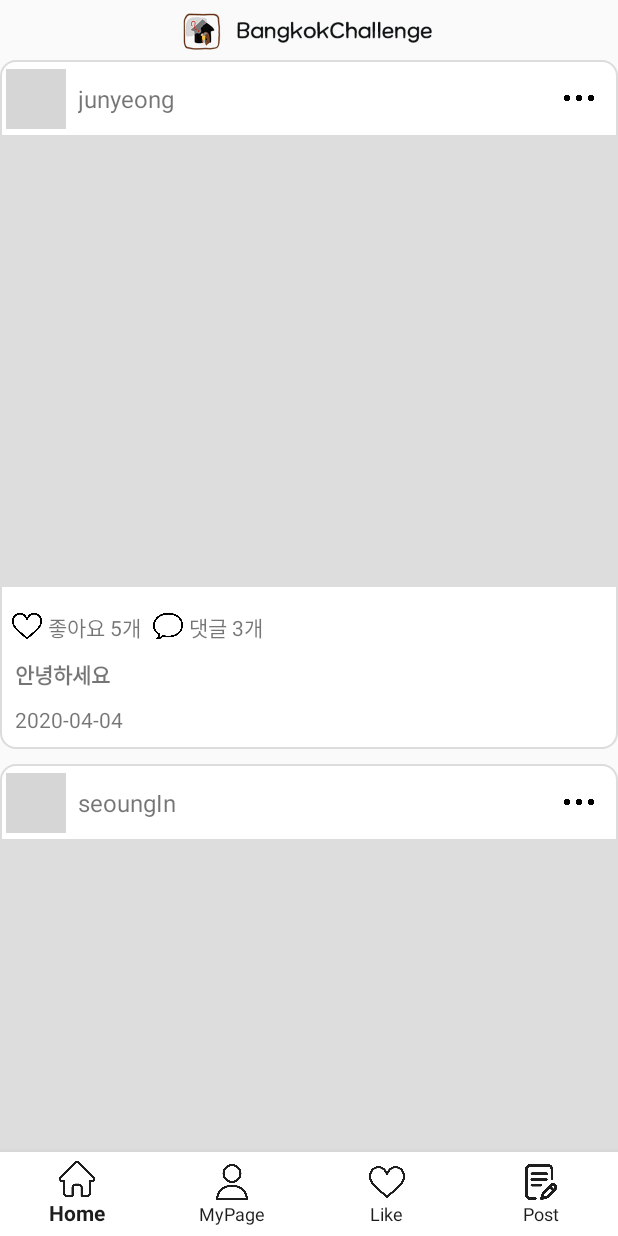
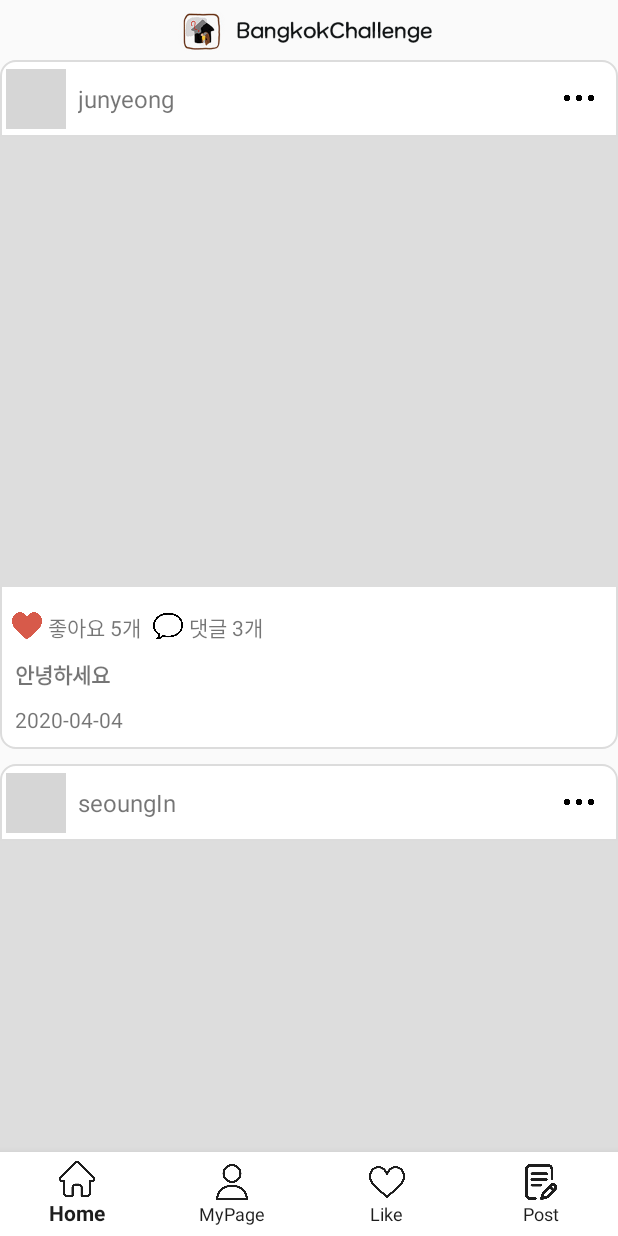
Before and after one commit to leesoongin/BangkokChallenge, an Android app: the TimelineFragment screen opened directly, with no data from a screen before it, after a tap on an icon or button, on a phone screen of 412 x 824 dp. Run offline under Robolectric (Android 15) with nearby library versions, the phone set to English and light mode, and no system bars; grey boxes are pictures that could not be loaded.

Commit message:
timeline item listener 추가

```diff
--- a/app/src/main/java/com/example/bangkokchallenge/data/remote/ApiClient.kt
+++ b/app/src/main/java/com/example/bangkokchallenge/data/remote/ApiClient.kt
@@ -9,7 +9,7 @@ import retrofit2.converter.gson.GsonConverterFactory
 
 class ApiClient {
     companion object {
-        const val BASE_URL = "" // 서버 Url
+        const val BASE_URL = "http://192.168.0.9:8080" // 서버 Url
         private var retrofit: Retrofit? = null
 
         fun getClient(): Retrofit {
--- a/app/src/main/java/com/example/bangkokchallenge/data/remote/ApiService.kt
+++ b/app/src/main/java/com/example/bangkokchallenge/data/remote/ApiService.kt
@@ -11,12 +11,15 @@ import retrofit2.http.Query
  */
 
 interface ApiService {
+//
+//    @GET("timeline")
+//    fun getTimeLineItems(
+//        @Header("Authorization") token: String,
+//        @Query("offset") offset: Int,
+//        @Query("limit") limit: Int
+//    ): Call<List<TimeLineItem>>
 
-    @GET("timeline")
-    fun getTimeLineItems(
-        @Header("Authorization") token: String,
-        @Query("offset") offset: Int,
-        @Query("limit") limit: Int
-    ): Call<List<TimeLineItem>>
 
+    @GET("post/list")
+    fun getTimeLineItems(): Call<List<TimeLineItem>>
 }
--- a/app/src/main/java/com/example/bangkokchallenge/likepost/LikePostInteractorImpl.kt
+++ b/app/src/main/java/com/example/bangkokchallenge/likepost/LikePostInteractorImpl.kt
@@ -6,9 +6,9 @@ class LikePostInteractorImpl :LikePostContract.LikePostInteractor{
     override fun getLikePostData(onFinishedListener: LikePostContract.LikePostInteractor.OnFinishedListener) {
 
         onFinishedListener.onSuccess(arrayListOf(
-            TimeLineItem("1","kim","imageUri","1번","2020-04-21",1,1),
-            TimeLineItem("2","lee","imageUri","2번","2020-04-21",2,2),
-            TimeLineItem("3","park","imageUri","3번","2020-04-21",3,3)
+            TimeLineItem("1","kim","imageUri","1번","2020-04-21",1,false,1),
+            TimeLineItem("2","lee","imageUri","2번","2020-04-21",2,false,2),
+            TimeLineItem("3","park","imageUri","3번","2020-04-21",3,false,3)
         ))
     }
 
--- a/app/src/main/java/com/example/bangkokchallenge/model/TimeLineItem.kt
+++ b/app/src/main/java/com/example/bangkokchallenge/model/TimeLineItem.kt
@@ -13,5 +13,19 @@ data class TimeLineItem( //임시 모델.
     var discription : String?,
     var dateTime : String?,
     var likeCount : Int?,
+    var selfLike : Boolean,
     var commentCount: Int?
 )
+/*
+ String id;
+    @Id
+    Integer post_Index;
+    String article;
+    String hasgTag[];
+    String file;
+    Integer likeNum;
+    boolean selfLike;
+    Integer commentNum;
+    String filePath;
+    Integer fileNum;
+ */
--- a/app/src/main/java/com/example/bangkokchallenge/mypage/MyPageInteractorImpl.kt
+++ b/app/src/main/java/com/example/bangkokchallenge/mypage/MyPageInteractorImpl.kt
@@ -7,9 +7,9 @@ class MyPageInteractorImpl : MyPageContract.MyPageInteractor{
         /* 서버에서 받아와 dataList에 담기*/
 
         onFinishedListener.onSuccess(arrayListOf(
-            TimeLineItem("1","lee","imageUri","안녕 1번이야","2020-04-21",1,1),
-            TimeLineItem("2","park","imageUri","안녕 2번이야","2020-04-21",2,2),
-            TimeLineItem("3","kim","imageUri","안녕 3번이야","2020-04-21",3,3)
+            TimeLineItem("1","lee","imageUri","안녕 1번이야","2020-04-21",1,false,1),
+            TimeLineItem("2","park","imageUri","안녕 2번이야","2020-04-21",2,false,2),
+            TimeLineItem("3","kim","imageUri","안녕 3번이야","2020-04-21",3,false,3)
         ))
     }
 
--- a/app/src/main/java/com/example/bangkokchallenge/timeline/TimeLineAdapter.kt
+++ b/app/src/main/java/com/example/bangkokchallenge/timeline/TimeLineAdapter.kt
@@ -13,6 +13,7 @@ import androidx.recyclerview.widget.RecyclerView
 import com.example.bangkokchallenge.R
 import com.example.bangkokchallenge.comment.CommentActivity
 import com.example.bangkokchallenge.model.TimeLineItem
+import java.sql.Time
 import kotlin.coroutines.coroutineContext
 
 
@@ -21,10 +22,19 @@ import kotlin.coroutines.coroutineContext
  */
 
  class TimeLineAdapter(
-    private val dataList : List<TimeLineItem>
-//    private val listener : TimeLineContract.TimeLineItemClickListener // TODO : TimeLineActivity 에서 해당 인터페이스 구현후 인자로 넘겨야 함.
-) : RecyclerView.Adapter<TimeLineAdapter.TimeLineItemViewHolder>() {
+    private val listener : TimeLineContract.TimeLineItemClickListener // TODO : TimeLineActivity 에서 해당 인터페이스 구현후 인자로 넘겨야 함.
+) : RecyclerView.Adapter<TimeLineAdapter.TimeLineItemViewHolder>(){
 
+    private lateinit var dataList : List<TimeLineItem>
+
+    fun setDataList(dataList : List<TimeLineItem>){
+        this@TimeLineAdapter.dataList = dataList
+    }
+
+    fun modifyLikeData(position: Int, boolean: Boolean){
+        dataList[position].selfLike = boolean
+        notifyDataSetChanged()
+    }
 
     override fun onCreateViewHolder(parent: ViewGroup, viewType: Int): TimeLineItemViewHolder {
         val layoutInflater = LayoutInflater.from(parent.context)
@@ -44,11 +54,18 @@ import kotlin.coroutines.coroutineContext
             likeCount.text = "좋아요 ${dataList[position].likeCount}개"
             commentCount.text = "댓글 ${dataList[position].commentCount}개"
 
+            if(dataList[position].selfLike){
+                likeImage.setImageDrawable(likeImage.context.getDrawable(R.drawable.like_pressed))
+            }else{
+                likeImage.setImageDrawable(likeImage.context.getDrawable(R.drawable.like))
+            }
+
             likeImage.setOnClickListener {
-                Log.d("이벤트리스너","like")
+                listener.onClickLike(position)
             }
             commentImage.setOnClickListener {
-               //
+                //discription 을 가지고가자
+                listener.onClickComment(discription.text.toString())
             }
             moreImage.setOnClickListener {
                 Log.d("이벤트리스너","more")
@@ -56,7 +73,6 @@ import kotlin.coroutines.coroutineContext
         }//apply
 
     }
-
 
     class TimeLineItemViewHolder(itemView: View) : RecyclerView.ViewHolder(itemView) {
         var userName: TextView = itemView.findViewById(R.id.item_time_line_username)
--- a/app/src/main/java/com/example/bangkokchallenge/timeline/TimeLineContract.kt
+++ b/app/src/main/java/com/example/bangkokchallenge/timeline/TimeLineContract.kt
@@ -10,14 +10,21 @@ import com.example.bangkokchallenge.model.TimeLineItem
 
 
 interface TimeLineContract {
+
+
     interface View : BaseView<Presenter> {
         fun setRecyclerViewData(responseData : List<TimeLineItem>)
+
+        fun modifyLikeData(position:Int, boolean: Boolean)
+
+        fun openToCommentPage(discription: String) //<- comment page로 이동
+
         fun onResponseFailure(t: Throwable?)
     }
 
-    interface Presenter : BasePresenter {
+
+    interface Presenter : BasePresenter, TimeLineItemClickListener {
         fun requestTimeLineDataFromServer()
-
     }
 
 
@@ -25,15 +32,26 @@ interface TimeLineContract {
         /*like , comment get data*/
         fun getTimeLineData(onFinishedListener: OnFinishedListener)
 
+        fun putLikeBySelf(position: Int, onFinishedListener: OnFinishedListener)
+
+
          interface OnFinishedListener {
-            fun onSuccess(noticeArrayList: List<TimeLineItem>)
-            fun onFailure(t: Throwable?)
+             fun onTimeLineSuccess(noticeArrayList: List<TimeLineItem>)
+
+             fun onTimeLineFailure(t: Throwable?)
+
+             fun onLikeSuccess(position: Int, isLike: Boolean)
+
+             fun onLikeFailure(t: Throwable?)
         }
     }
 
+
     interface TimeLineItemClickListener {
-        fun onClickLike()
+        fun onClickLike(position: Int)
+
         fun onClickDescription()
-        fun onClickComment()
+
+        fun onClickComment(discription:String)
     }
 }
--- a/app/src/main/java/com/example/bangkokchallenge/timeline/TimeLineInteractorImpl.kt
+++ b/app/src/main/java/com/example/bangkokchallenge/timeline/TimeLineInteractorImpl.kt
@@ -37,12 +37,17 @@ class TimeLineInteractorImpl : TimeLineContract.TimeLineInteractor{
         })
         */
 
-        onFinishedListener.onSuccess(arrayListOf(
-            TimeLineItem("1","junyeong","imageUrl","안녕하세요", "2020-04-04",5,3),
-            TimeLineItem("2","seoungIn","imageUrl","코로나 19 이겨냅시다 화이팅!", "2020-04-04",5,3),
-            TimeLineItem("3","TaejunP","imageUrl","집콕 챌린지 참여합니다!", "2020-04-03",5,3),
-            TimeLineItem("4","Hongjae","imageUrl","오늘은 집에서 요리를 만들어 봤어요!", "2020-04-03",5,3)
+        onFinishedListener.onTimeLineSuccess(arrayListOf(
+            TimeLineItem("1","junyeong","imageUrl","안녕하세요", "2020-04-04",5,false,3),
+            TimeLineItem("2","seoungIn","imageUrl","코로나 19 이겨냅시다 화이팅!", "2020-04-04",5,false,3),
+            TimeLineItem("3","TaejunP","imageUrl","집콕 챌린지 참여합니다!", "2020-04-03",5,false,3),
+            TimeLineItem("4","Hongjae","imageUrl","오늘은 집에서 요리를 만들어 봤어요!", "2020-04-03",5,false,3)
         ))
 
     }
+
+    override fun putLikeBySelf(position: Int, onFinishedListener: TimeLineContract.TimeLineInteractor.OnFinishedListener) {
+        //boolean 내려받을것
+        onFinishedListener.onLikeSuccess(position,true)
+    }
 }
--- a/app/src/main/java/com/example/bangkokchallenge/timeline/TimeLinePresenter.kt
+++ b/app/src/main/java/com/example/bangkokchallenge/timeline/TimeLinePresenter.kt
@@ -1,5 +1,6 @@
 package com.example.bangkokchallenge.timeline
 
+import android.util.Log
 import com.example.bangkokchallenge.model.TimeLineItem
 
 /**
@@ -19,11 +20,32 @@ class TimeLinePresenter(
         timeLineInteractor.getTimeLineData(this)
     }
 
-    override fun onSuccess(noticeArrayList: List<TimeLineItem>) {
+    override fun onClickLike(position: Int) {
+        Log.d("@@@@ONCLICK","@@@@YEAH")
+        timeLineInteractor.putLikeBySelf(position, this)
+    }
+
+    override fun onClickDescription() {
+        TODO("not implemented") //To change body of created functions use File | Settings | File Templates.
+    }
+
+    override fun onClickComment(discription:String) {
+        timeLineView.openToCommentPage(discription)
+    }
+
+    override fun onTimeLineSuccess(noticeArrayList: List<TimeLineItem>) {
         timeLineView.setRecyclerViewData(noticeArrayList)
     }
 
-    override fun onFailure(t: Throwable?) {
-        timeLineView.onResponseFailure(t)
+    override fun onTimeLineFailure(t: Throwable?) {
+        TODO("not implemented") //To change body of created functions use File | Settings | File Templates.
+    }
+
+    override fun onLikeSuccess(position: Int, isLike: Boolean) {
+        timeLineView.modifyLikeData(position,isLike)
+    }
+
+    override fun onLikeFailure(t: Throwable?) {
+        TODO("not implemented") //To change body of created functions use File | Settings | File Templates.
     }
 }
--- a/app/src/main/java/com/example/bangkokchallenge/timeline/TimelineFragment.kt
+++ b/app/src/main/java/com/example/bangkokchallenge/timeline/TimelineFragment.kt
@@ -1,6 +1,7 @@
 package com.example.bangkokchallenge.timeline
 
 
+import android.content.Intent
 import android.os.Bundle
 import android.view.LayoutInflater
 import android.view.View
@@ -11,6 +12,7 @@ import androidx.fragment.app.Fragment
 import androidx.recyclerview.widget.LinearLayoutManager
 import androidx.recyclerview.widget.RecyclerView
 import com.example.bangkokchallenge.R
+import com.example.bangkokchallenge.comment.CommentActivity
 import com.example.bangkokchallenge.model.TimeLineItem
 import kotlinx.android.synthetic.main.item_time_line.*
 
@@ -19,7 +21,7 @@ class TimelineFragment : Fragment(), TimeLineContract.View {
 
     override lateinit var presenter: TimeLineContract.Presenter
     private lateinit var interactor: TimeLineContract.TimeLineInteractor
-
+    private lateinit var adapter : TimeLineAdapter
     /*TimeLine Recyclerview*/
     private lateinit var recyclerView: RecyclerView
 
@@ -30,11 +32,11 @@ class TimelineFragment : Fragment(), TimeLineContract.View {
         val view =
             LayoutInflater.from(activity).inflate(R.layout.fragment_timeline, container, false)
 
-        initViews(view)
 
         interactor = TimeLineInteractorImpl()
         presenter = TimeLinePresenter(this@TimelineFragment, interactor)
-        presenter.requestTimeLineDataFromServer()
+        initViews(view)
+        fetchInitData()
 
         return view
     }
@@ -42,15 +44,31 @@ class TimelineFragment : Fragment(), TimeLineContract.View {
     private fun initViews(view: View) {
         recyclerView = view.findViewById(R.id.timeline_recyclerview)
         recyclerView.layoutManager =  LinearLayoutManager(requireContext(), RecyclerView.VERTICAL, false)
+        adapter = TimeLineAdapter(presenter)
+        recyclerView.adapter = adapter
     }
 
+    private fun fetchInitData(){
+        presenter.requestTimeLineDataFromServer()
+    }
 
     override fun setRecyclerViewData(responseData: List<TimeLineItem>) {
-        val adapter = TimeLineAdapter(responseData)
-        recyclerView.adapter = adapter
+        adapter.setDataList(responseData)
+    }
+//open, navigated
+
+    override fun openToCommentPage(discription:String) {
+        var intent = Intent(requireContext(),CommentActivity::class.java)
+        intent.putExtra("discription",discription) // <- 게시물에 대한 제목?설명
+
+        startActivity(intent)
     }
 
     override fun onResponseFailure(t: Throwable?) {
         Toast.makeText(requireContext(), "데이터 불러오기에 실패 했습니다.", Toast.LENGTH_SHORT).show()
     }
+
+    override fun modifyLikeData(position: Int, boolean: Boolean) {
+       adapter.modifyLikeData(position,boolean)
+    }
 }
```
